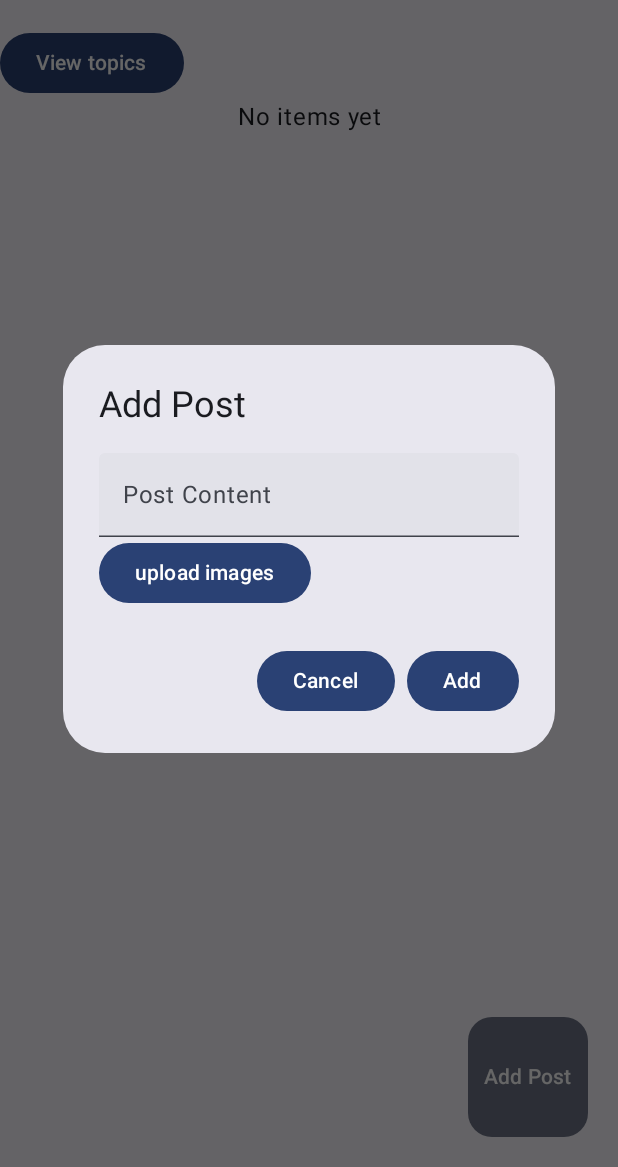
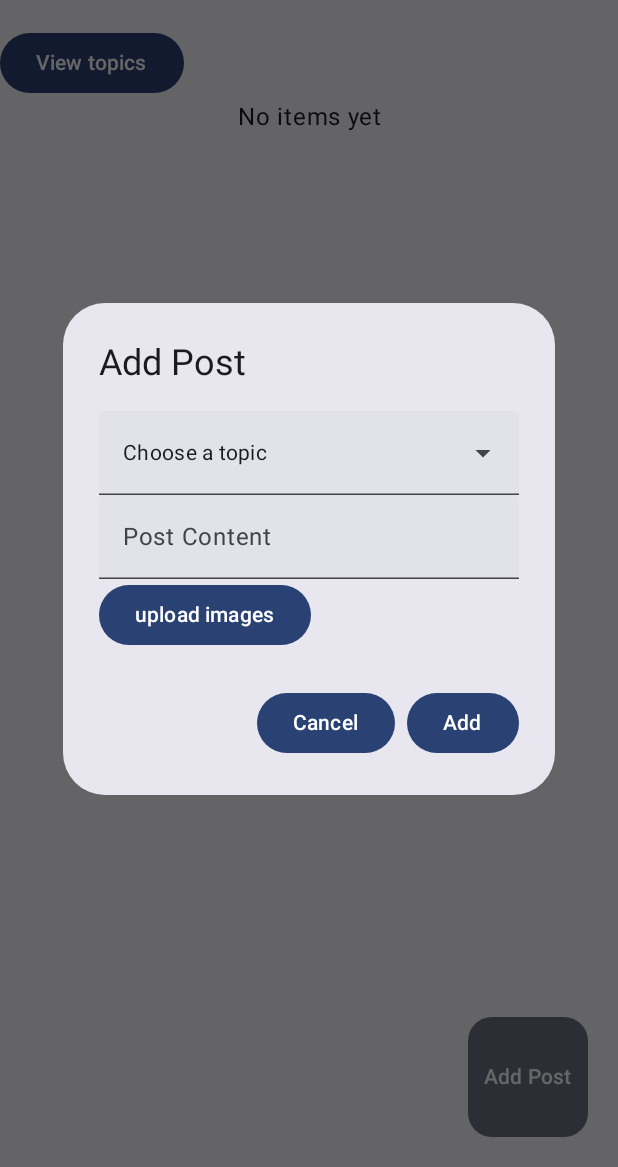
Before and after one commit to mgamr/Forum, an Android app built with Jetpack Compose: the HomePage screen opened through its navigation route, after a tap on "Add Post", on a phone screen of 412 x 824 dp, the part 69-1236 px from its top. Run offline under Robolectric (Android 15) with nearby library versions, the phone set to English and light mode, and no system bars; our stand-ins replace Firebase (no records; nobody signed in at launch, a user with empty details on screens opened directly), livedata-compose.

Commit message:
add choose topic option for posts

```diff
--- a/app/src/main/java/com/example/testforum/MainActivity.kt
+++ b/app/src/main/java/com/example/testforum/MainActivity.kt
@@ -32,6 +32,7 @@ class MainActivity : ComponentActivity() {
     private lateinit var googleSignInClient: GoogleSignInClient
     private val authViewModel: AuthViewModel by viewModels()
     private val dataViewModel: DataViewModel by viewModels()
+    private val topicViewModel: TopicViewModel by viewModels()
 
     override fun onCreate(savedInstanceState: Bundle?) {
         super.onCreate(savedInstanceState)
@@ -60,7 +61,8 @@ class MainActivity : ComponentActivity() {
                         authViewModel = authViewModel,
                         dataViewModel = dataViewModel,
                         googleSignIn = { googleSignInLauncher.launch(googleSignInClient.signInIntent) },
-                        googleSignInClient = googleSignInClient
+                        googleSignInClient = googleSignInClient,
+                        topicViewModel = topicViewModel
                     )
                 }
             }
--- a/app/src/main/java/com/example/testforum/MyAppNavigation.kt
+++ b/app/src/main/java/com/example/testforum/MyAppNavigation.kt
@@ -25,7 +25,8 @@ fun MyAppNavigation(
     authViewModel: AuthViewModel,
     dataViewModel: DataViewModel,
     googleSignIn: () -> Unit,
-    googleSignInClient: GoogleSignInClient
+    googleSignInClient: GoogleSignInClient,
+    topicViewModel: TopicViewModel
 ) {
     val navController = rememberNavController()
 
@@ -38,7 +39,7 @@ fun MyAppNavigation(
         }
 
         composable("home") {
-            HomePage(modifier, navController, authViewModel, dataViewModel, googleSignInClient)
+            HomePage(modifier, navController, authViewModel, dataViewModel, googleSignInClient, topicViewModel)
         }
         composable("profile") {
             val userEmail =
@@ -81,7 +82,7 @@ fun MyAppNavigation(
         ) { backStackEntry ->
             val topicName = backStackEntry.arguments?.getString("topicName")
             topicName?.let {
-                PostsPage(modifier, it, navController, authViewModel, dataViewModel, googleSignInClient)
+                PostsPage(modifier, it, navController, authViewModel, dataViewModel, googleSignInClient, topicViewModel)
             }
         }
     })
--- /dev/null
+++ b/app/src/main/java/com/example/testforum/TopicViewModel.kt
@@ -0,0 +1,10 @@
+package com.example.testforum
+
+import androidx.lifecycle.ViewModel
+
+class TopicViewModel: ViewModel() {
+    private val topicRepository = TopicRepository()
+    suspend fun getAllTopicNames(): List<String> {
+        return topicRepository.getAllTopicNames()
+    }
+}
--- a/app/src/main/java/com/example/testforum/TopicsRepository.kt
+++ b/app/src/main/java/com/example/testforum/TopicsRepository.kt
@@ -18,4 +18,27 @@ class TopicRepository {
         Log.d("Fetched Data", fetchedData.toString())
         return fetchedData
     }
+
+    suspend fun getAllTopicNames(): List<String> {
+        val topicNames = mutableListOf<String>()
+
+        val topLevelTopics = topicsRef.get().await()
+
+        topLevelTopics.children.forEach { topicSnapshot ->
+            val topic = topicSnapshot.getValue<Topic>()
+            topic?.let {
+                collectNamesRec(it, topicNames)
+            }
+        }
+
+        return topicNames
+    }
+
+
+    private fun collectNamesRec(currentTopic: Topic, topicNames: MutableList<String>) {
+        topicNames.add(currentTopic.name)
+        currentTopic.subtopics?.values?.forEach { subtopic ->
+            collectNamesRec(subtopic, topicNames)
+        }
+    }
 }
--- a/app/src/main/java/com/example/testforum/pages/NewHomePage.kt
+++ b/app/src/main/java/com/example/testforum/pages/NewHomePage.kt
@@ -1,6 +1,5 @@
 package com.example.testforum.pages
 
-import android.content.ContentValues.TAG
 import android.net.Uri
 import android.util.Log
 import android.util.Patterns
@@ -9,7 +8,6 @@ import androidx.activity.compose.rememberLauncherForActivityResult
 import androidx.activity.result.PickVisualMediaRequest
 import androidx.activity.result.contract.ActivityResultContracts
 import androidx.compose.foundation.border
-import androidx.compose.foundation.layout.Arrangement
 import androidx.compose.foundation.layout.Box
 import androidx.compose.foundation.layout.Column
 import androidx.compose.foundation.layout.Row
@@ -17,7 +15,6 @@ import androidx.compose.foundation.layout.fillMaxSize
 import androidx.compose.foundation.layout.fillMaxWidth
 import androidx.compose.foundation.layout.padding
 import androidx.compose.foundation.layout.size
-import androidx.compose.foundation.layout.width
 import androidx.compose.foundation.lazy.LazyColumn
 import androidx.compose.foundation.lazy.items
 import androidx.compose.foundation.shape.RoundedCornerShape
@@ -27,12 +24,13 @@ import androidx.compose.material.icons.filled.ArrowBack
 import androidx.compose.material.icons.filled.Delete
 import androidx.compose.material.icons.filled.ExitToApp
 import androidx.compose.material3.AlertDialog
-import androidx.compose.material3.BottomAppBar
 import androidx.compose.material3.BottomAppBarDefaults
 import androidx.compose.material3.Button
-import androidx.compose.material3.ButtonColors
 import androidx.compose.material3.ButtonDefaults
+import androidx.compose.material3.DropdownMenuItem
 import androidx.compose.material3.ExperimentalMaterial3Api
+import androidx.compose.material3.ExposedDropdownMenuBox
+import androidx.compose.material3.ExposedDropdownMenuDefaults
 import androidx.compose.material3.FloatingActionButton
 import androidx.compose.material3.FloatingActionButtonDefaults
 import androidx.compose.material3.Icon
@@ -44,18 +42,15 @@ import androidx.compose.material3.TopAppBar
 import androidx.compose.runtime.Composable
 import androidx.compose.runtime.DisposableEffect
 import androidx.compose.runtime.LaunchedEffect
-import androidx.compose.runtime.Recomposer
 import androidx.compose.runtime.collectAsState
 import androidx.compose.runtime.getValue
 import androidx.compose.runtime.livedata.observeAsState
-import androidx.compose.runtime.mutableStateListOf
 import androidx.compose.runtime.mutableStateOf
 import androidx.compose.runtime.remember
 import androidx.compose.runtime.setValue
 import androidx.compose.ui.Alignment
 import androidx.compose.ui.Modifier
 import androidx.compose.ui.graphics.Color
-import androidx.compose.ui.graphics.RectangleShape
 import androidx.compose.ui.platform.LocalContext
 import androidx.compose.ui.platform.LocalUriHandler
 import androidx.compose.ui.text.AnnotatedString
@@ -72,21 +67,21 @@ import com.example.testforum.AuthState
 import com.example.testforum.AuthViewModel
 import com.example.testforum.DataViewModel
 import com.example.testforum.MainActivity
-import com.example.testforum.data.Post
+import com.example.testforum.TopicRepository
+import com.example.testforum.TopicViewModel
 import com.example.testforum.data.PostWithUser
-import com.example.testforum.data.User
+import com.example.testforum.data.Topic
 import com.google.android.gms.auth.api.signin.GoogleSignInClient
-import com.google.firebase.firestore.ktx.firestore
-import com.google.firebase.ktx.Firebase
 
 @OptIn(ExperimentalMaterial3Api::class)
 @Composable
-fun HomePage(modifier: Modifier = Modifier, navController: NavController, authViewModel: AuthViewModel, dataViewModel: DataViewModel, googleSignInClient: GoogleSignInClient) {
-    DisplayAndAdd(text = "Post", modifier = modifier, isForum = true, authViewModel = authViewModel, dataViewModel = dataViewModel, navController = navController, googleSignInClient = googleSignInClient)
+fun HomePage(modifier: Modifier = Modifier, navController: NavController, authViewModel: AuthViewModel, dataViewModel: DataViewModel, googleSignInClient: GoogleSignInClient, topicViewModel: TopicViewModel) {
+    DisplayAndAdd(text = "Post", modifier = modifier, isForum = true, authViewModel = authViewModel, dataViewModel = dataViewModel, navController = navController, googleSignInClient = googleSignInClient, topicViewModel = topicViewModel)
 }
 
+@OptIn(ExperimentalMaterial3Api::class)
 @Composable
-fun DisplayAndAdd(text: String, isForum: Boolean, topicName: String ?= null, modifier: Modifier, authViewModel: AuthViewModel, dataViewModel: DataViewModel, navController: NavController, googleSignInClient: GoogleSignInClient) {
+fun DisplayAndAdd(text: String, isForum: Boolean, topicName: String ?= null, modifier: Modifier, authViewModel: AuthViewModel, dataViewModel: DataViewModel, navController: NavController, googleSignInClient: GoogleSignInClient, topicViewModel: TopicViewModel) {
     val user by authViewModel.user.observeAsState()
     val authState = authViewModel.authState.observeAsState()
     val postsWithUsersList by dataViewModel.postsWithUsers.collectAsState()
@@ -102,6 +97,21 @@ fun DisplayAndAdd(text: String, isForum: Boolean, topicName: String ?= null, mod
     var selectedImageUris by remember {
         mutableStateOf<List<Uri?>>(emptyList())
     }
+    var topics  by remember { mutableStateOf(listOf("Choose a topic")) }
+    LaunchedEffect(Unit) {
+        try{
+            topics = topicViewModel.getAllTopicNames()
+        }  catch (e: Exception) {
+            Log.e("topic dropdownmenu", "Error fetching topic names", e)
+        }
+    }
+
+    var isExpanded by remember {
+        mutableStateOf(false)
+    }
+    var selectedTopic by remember {
+        mutableStateOf(topics[0])
+    }
 
     val multiplePhotosPickerLauncher = rememberLauncherForActivityResult(
         contract = ActivityResultContracts.PickMultipleVisualMedia(),
@@ -115,6 +125,23 @@ fun DisplayAndAdd(text: String, isForum: Boolean, topicName: String ?= null, mod
             title = { Text(text = "Add $text") },
             text = {
                 Column() {
+
+                    ExposedDropdownMenuBox(expanded = isExpanded, onExpandedChange = { isExpanded = !isExpanded }) {
+                        TextField(value = selectedTopic, onValueChange = {}, readOnly = true, trailingIcon = {ExposedDropdownMenuDefaults.TrailingIcon(
+                            expanded = isExpanded
+                        )}, modifier = Modifier.menuAnchor())
+                        ExposedDropdownMenu(expanded = isExpanded, onDismissRequest = { isExpanded = false }) {
+                            topics.forEachIndexed { index, s ->
+                                DropdownMenuItem(text = { Text(text = s) },
+                                    onClick = {
+                                        selectedTopic = topics[index]
+                                        isExpanded = false
+                                    },
+                                    contentPadding = ExposedDropdownMenuDefaults.ItemContentPadding)
+                            }
+                        }
+                    }
+
                     TextField(
                         value = newPostText,
                         onValueChange = { newPostText = it },
@@ -141,7 +168,7 @@ fun DisplayAndAdd(text: String, isForum: Boolean, topicName: String ?= null, mod
 //                                posts.add(post)
 //                            }
                             user?.let {
-                                dataViewModel.addPost(newPostText, user!!.email);
+                                dataViewModel.addPost(newPostText, user!!.email, topic = selectedTopic);
                             }
                             Toast.makeText(context, "Added $text", Toast.LENGTH_SHORT).show()
                             newPostText = ""
--- a/app/src/main/java/com/example/testforum/pages/PostsPage.kt
+++ b/app/src/main/java/com/example/testforum/pages/PostsPage.kt
@@ -5,9 +5,10 @@ import androidx.compose.ui.Modifier
 import androidx.navigation.NavController
 import com.example.testforum.AuthViewModel
 import com.example.testforum.DataViewModel
+import com.example.testforum.TopicViewModel
 import com.google.android.gms.auth.api.signin.GoogleSignInClient
 
 @Composable
-fun PostsPage(modifier: Modifier = Modifier, topicName: String?= null, navController: NavController, authViewModel: AuthViewModel, dataViewModel: DataViewModel, googleSignInClient: GoogleSignInClient) {
-    DisplayAndAdd(text = "Post", modifier = modifier, topicName = topicName, isForum = true, authViewModel = authViewModel, dataViewModel = dataViewModel, navController = navController, googleSignInClient = googleSignInClient)
+fun PostsPage(modifier: Modifier = Modifier, topicName: String?= null, navController: NavController, authViewModel: AuthViewModel, dataViewModel: DataViewModel, googleSignInClient: GoogleSignInClient, topicViewModel: TopicViewModel) {
+    DisplayAndAdd(text = "Post", modifier = modifier, topicName = topicName, isForum = true, authViewModel = authViewModel, dataViewModel = dataViewModel, navController = navController, googleSignInClient = googleSignInClient, topicViewModel = topicViewModel)
 }
```
Also changed, not shown: app/src/main/java/com/example/testforum/DataViewModel.kt (+2 -5 lines).
